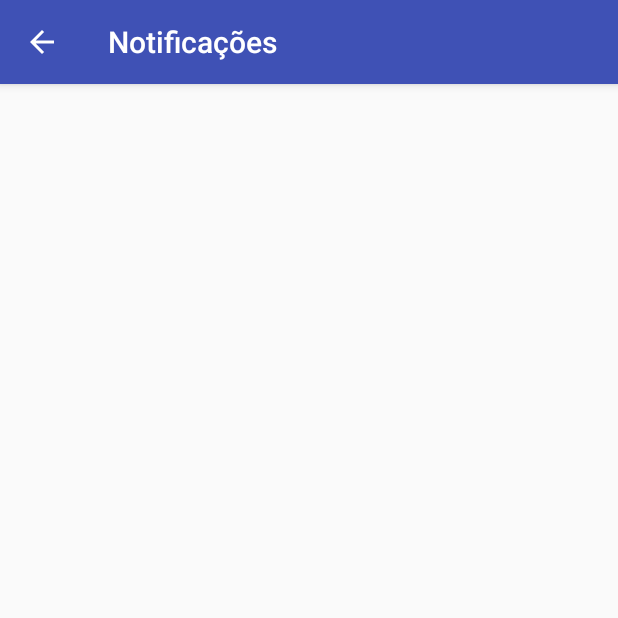
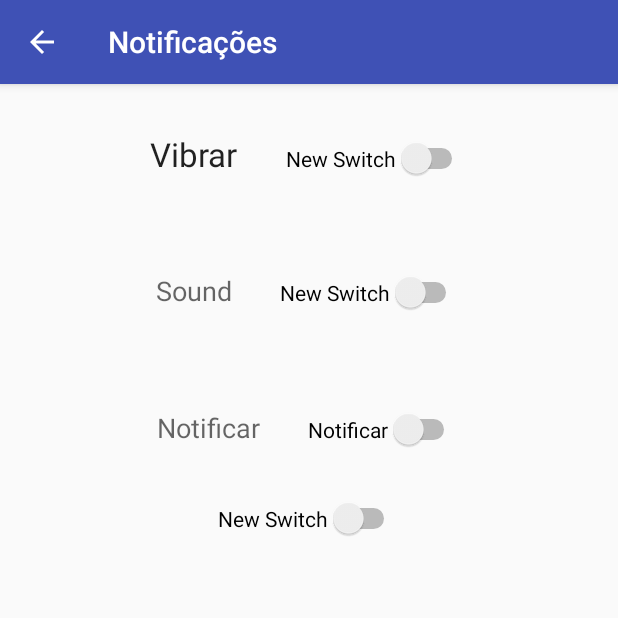
Before and after one commit to gitter-badger/reconnect, an Android app: the NotificationActivity screen opened directly, with no data from a screen before it, on a phone screen of 412 x 824 dp, the top half of it. Run offline under Robolectric (Android 15) with nearby library versions, the phone set to English and light mode, and no system bars.

Commit message:
Update Notifications Teste
Implementando alguamas notificacoes para teste e modifcando o layout da
configuracao de notificoes

```diff
--- a/Android/Reconnect2/app/src/main/java/com/example/peter/reconnect/AboutAppActivity.java
+++ b/Android/Reconnect2/app/src/main/java/com/example/peter/reconnect/AboutAppActivity.java
@@ -40,8 +40,10 @@ public class AboutAppActivity extends ActionBarActivity {
 
         listAdapter = new ExpandableListAdapter(this, listDataHeader, listDataChild);
 
+
         // setting list adapter
         expListView.setAdapter(listAdapter);
+
 
         //setando para expandir na hora de entrar na tela automaticamente
         expListView.expandGroup(0,true);
--- a/Android/Reconnect2/app/src/main/res/layout/activity_about.xml
+++ b/Android/Reconnect2/app/src/main/res/layout/activity_about.xml
@@ -10,7 +10,7 @@ android:background="#f4f4f4" >
         android:layout_height="wrap_content"
         android:orientation="vertical"
         android:weightSum="1"
-        android:layout_margin="@dimen/activity_vertical_margin">
+        android:background="#0c000000">
 
         <TextView
             android:layout_width="match_parent"
@@ -24,7 +24,8 @@ android:background="#f4f4f4" >
             android:layout_marginTop="@dimen/activity_vertical_margin"
             android:layout_marginLeft="@dimen/activity_vertical_margin"
             android:layout_marginRight="@dimen/activity_vertical_margin"
-            android:textStyle="bold" />
+            android:textColor="#36000000"
+            android:textStyle="normal|italic" />
 
         <TextView
             android:layout_width="wrap_content"
--- a/Android/Reconnect2/app/src/main/res/layout/activity_notifications.xml
+++ b/Android/Reconnect2/app/src/main/res/layout/activity_notifications.xml
@@ -1,6 +1,92 @@
 <?xml version="1.0" encoding="utf-8"?>
 <LinearLayout xmlns:android="http://schemas.android.com/apk/res/android"
     android:orientation="vertical" android:layout_width="match_parent"
-    android:layout_height="match_parent">
+    android:layout_height="match_parent"
+    android:id="@+id/NotificationMenu">
+
+    <TableRow
+        android:layout_width="wrap_content"
+        android:layout_height="wrap_content"
+        android:layout_alignParentTop="true"
+        android:layout_centerHorizontal="true"
+        android:id="@+id/tableRow"
+        android:layout_gravity="center_horizontal"
+        android:layout_margin="@dimen/activity_vertical_margin">
+
+        <TextView
+            android:layout_width="wrap_content"
+            android:layout_height="wrap_content"
+            android:textAppearance="?android:attr/textAppearanceLarge"
+            android:text="Vibrar"
+            android:id="@+id/textView6"
+            android:layout_margin="@dimen/activity_vertical_margin" />
+
+        <Switch
+            android:layout_width="wrap_content"
+            android:layout_height="wrap_content"
+            android:text="New Switch"
+            android:id="@+id/switch1"
+            android:layout_margin="@dimen/activity_vertical_margin" />
+    </TableRow>
+
+    <TableRow
+        android:layout_width="wrap_content"
+        android:layout_height="wrap_content"
+        android:layout_gravity="center_horizontal"
+        android:layout_margin="@dimen/activity_vertical_margin">
+
+        <TextView
+            android:layout_width="wrap_content"
+            android:layout_height="wrap_content"
+            android:textAppearance="?android:attr/textAppearanceMedium"
+            android:text="Sound"
+            android:id="@+id/textView9"
+            android:layout_margin="@dimen/activity_vertical_margin" />
+
+        <Switch
+            android:layout_width="wrap_content"
+            android:layout_height="wrap_content"
+            android:text="New Switch"
+            android:id="@+id/switch3"
+            android:layout_margin="@dimen/activity_vertical_margin" />
+
+    </TableRow>
+
+    <TableRow
+        android:layout_width="wrap_content"
+        android:layout_height="wrap_content"
+        android:layout_gravity="center_horizontal"
+        android:layout_margin="@dimen/activity_vertical_margin"
+        android:id="@+id/tableRow2">
+
+        <TextView
+            android:layout_width="wrap_content"
+            android:layout_height="wrap_content"
+            android:textAppearance="?android:attr/textAppearanceMedium"
+            android:text="Notificar"
+            android:id="@+id/textView8"
+            android:layout_margin="@dimen/activity_vertical_margin" />
+
+        <Switch
+            android:layout_width="wrap_content"
+            android:layout_height="wrap_content"
+            android:text="Notificar"
+            android:id="@+id/switch2"
+            android:layout_margin="@dimen/activity_vertical_margin"
+            android:textOff="Desligar"
+            android:textOn="Ligar" />
+    </TableRow>
+
+    <TableRow
+        android:layout_width="wrap_content"
+        android:layout_height="wrap_content"
+        android:layout_gravity="center_horizontal">
+
+        <Switch
+            android:layout_width="wrap_content"
+            android:layout_height="wrap_content"
+            android:text="New Switch"
+            android:id="@+id/switch4" />
+    </TableRow>
 
 </LinearLayout>
--- a/Android/Reconnect2/app/src/main/res/layout/activity_send_email.xml
+++ b/Android/Reconnect2/app/src/main/res/layout/activity_send_email.xml
@@ -61,7 +61,7 @@
                 android:layout_width="match_parent"
                 android:layout_height="match_parent"
                 android:gravity="top"
-                android:inputType="textMultiLine|textAutoComplete"
+                android:inputType="text|textMultiLine|textAutoComplete"
                 android:lines="5" />
 
         </LinearLayout>
```
Also changed, not shown: Android/Reconnect2/app/src/main/java/com/example/peter/reconnect/MainActivity.java (+61 -0 lines), Android/Reconnect2/app/src/main/res/layout/activity_menu.xml (+4 -4 lines).
